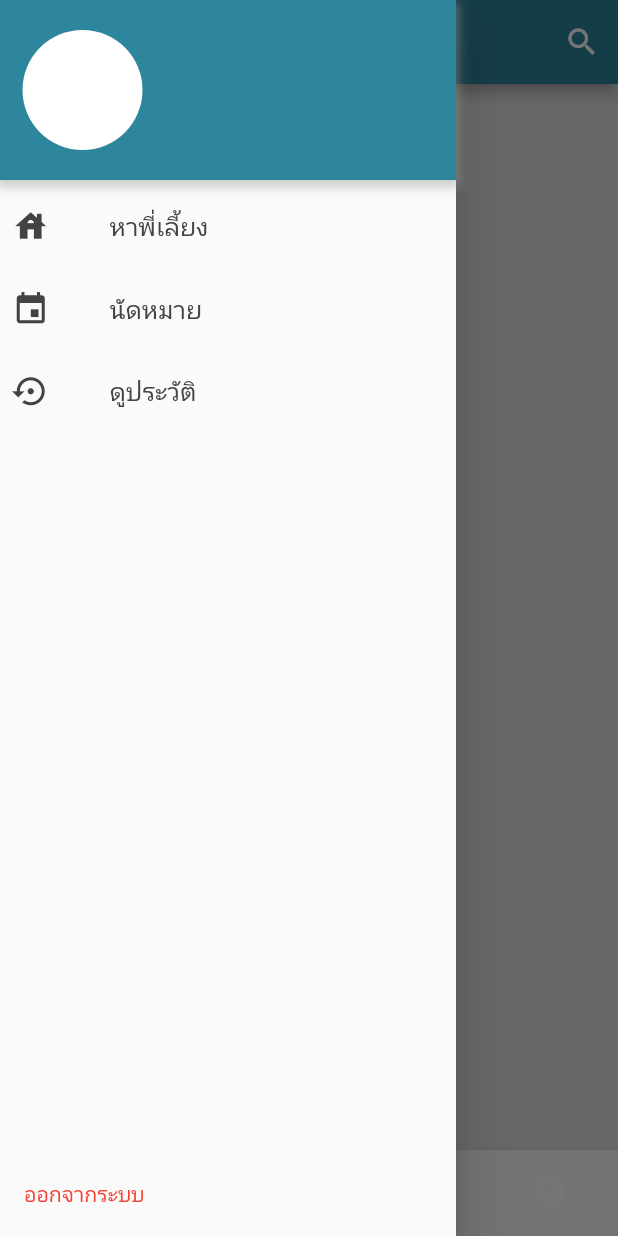
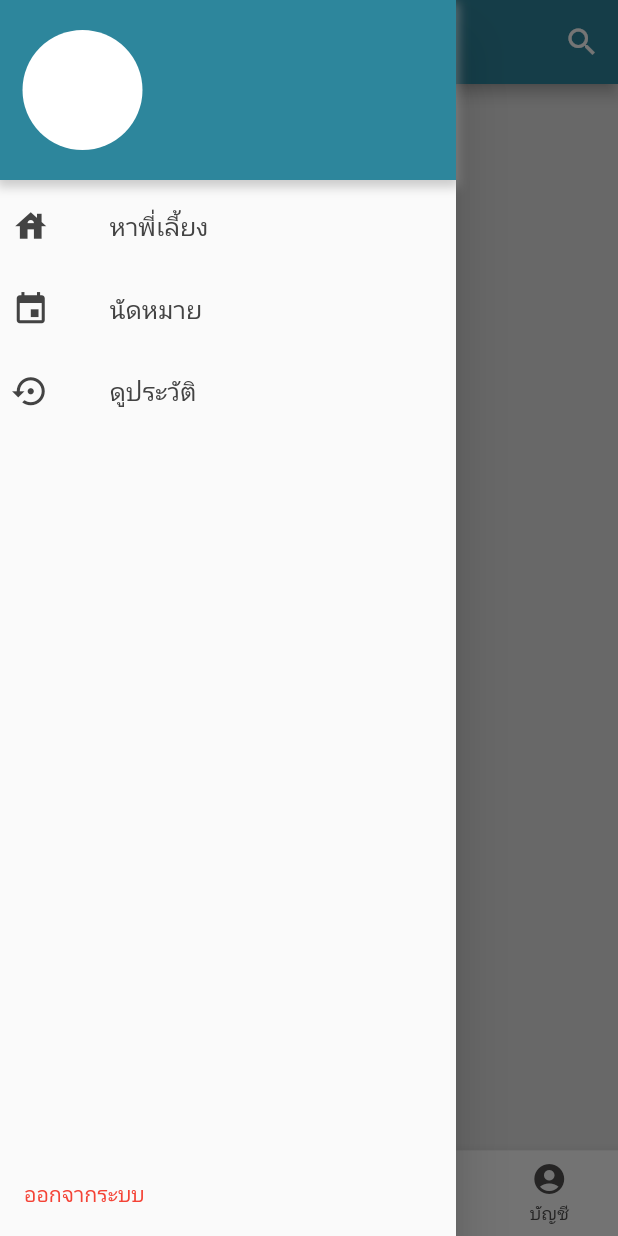
Before and after one commit to nutcras/caregiver, a Flutter app: the BottomBarMain screen opened directly, with the side drawer open, on a phone screen of 412 x 824 dp. Run offline on Flutter 3.47's test engine with Material 2 defaults, Android fonts, the phone set to English and light mode, and no system bars; our stand-ins replace flutter_easyloading, flutter_rating_bar, google_maps_flutter, shared_preferences; missing offline and left inert: age_calculator; accounts and stored records are empty; network calls fail.

Commit message:
ver02-07-65

```diff
--- a/lib/views/battom_main.dart
+++ b/lib/views/battom_main.dart
@@ -39,6 +39,10 @@ class _BottomBarMainState extends State<BottomBarMain> {
         child: _widgetOptions.elementAt(_selectedIndex),
       ),
       bottomNavigationBar: BottomNavigationBar(
+        backgroundColor: Color.fromARGB(255, 163, 50, 255),
+        // selectedFontSize: 15,
+        unselectedItemColor: Color.fromARGB(255, 80, 79, 79),
+        showUnselectedLabels: true,
         items: const <BottomNavigationBarItem>[
           BottomNavigationBarItem(
             icon: Icon(Icons.home),
```
Also changed, not shown: lib/views/profile.dart (+9 -13 lines).
